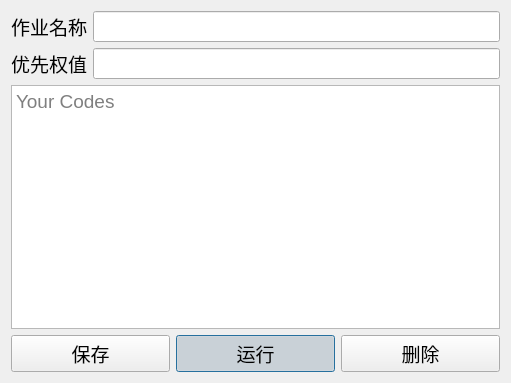
The window that file_edit.ui (Hk4Fun/OS-simulator) describes before a commit, drawn with Qt 5.
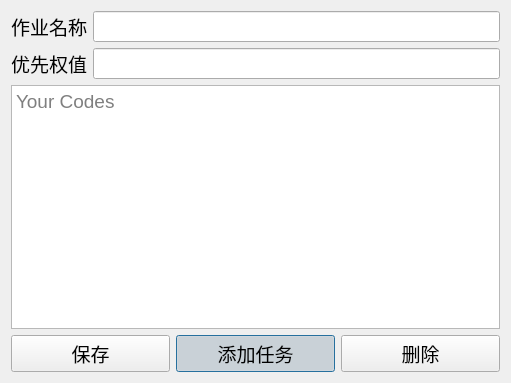
The same window after the commit.

```diff
--- a/file_edit.ui
+++ b/file_edit.ui
@@ -85,7 +85,7 @@
         </font>
        </property>
        <property name="text">
-        <string>运行</string>
+        <string>添加任务</string>
        </property>
        <property name="checkable">
         <bool>true</bool>
```
